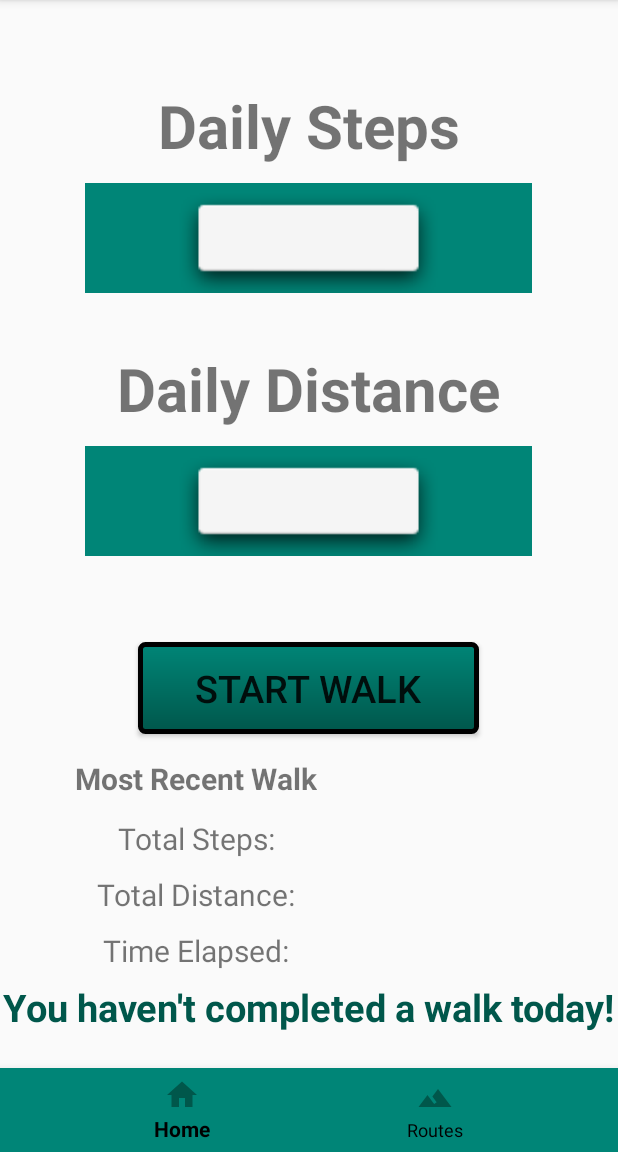
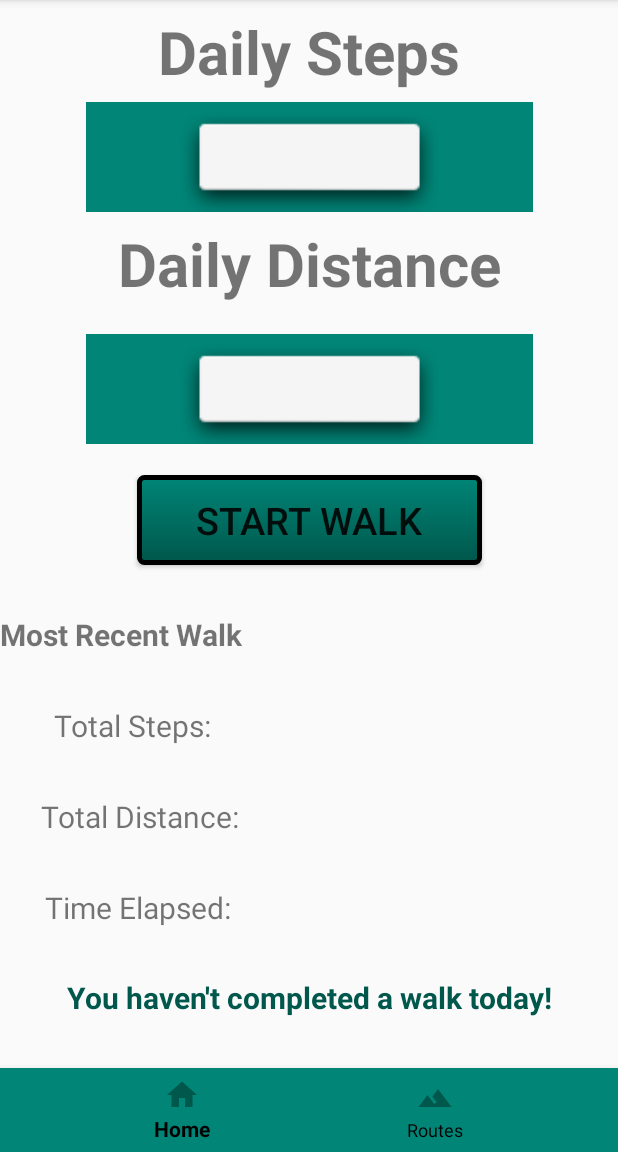
Before and after one commit to UCSD-CSE-110-2020/team-project-team24, an Android app: the HomeActivity screen opened directly, with no data from a screen before it, on a phone screen of 412 x 824 dp, the part 84-1236 px from its top. Run offline under Robolectric (Android 15) with nearby library versions, the phone set to English and light mode, and no system bars; 3 statements that could not run were skipped.

Commit message:
changed to constraint layout for homepage UI

```diff
--- a/app/src/main/res/layout/activity_home.xml
+++ b/app/src/main/res/layout/activity_home.xml
@@ -1,5 +1,5 @@
 <?xml version="1.0" encoding="utf-8"?>
-<androidx.coordinatorlayout.widget.CoordinatorLayout xmlns:android="http://schemas.android.com/apk/res/android"
+<androidx.constraintlayout.widget.ConstraintLayout xmlns:android="http://schemas.android.com/apk/res/android"
     xmlns:app="http://schemas.android.com/apk/res-auto"
     xmlns:tools="http://schemas.android.com/tools"
     android:layout_width="match_parent"
@@ -8,171 +8,190 @@
 
     <TextView
         android:id="@+id/dailySteps"
+        android:layout_height="wrap_content"
         android:layout_width="wrap_content"
-        android:layout_height="wrap_content"
-        android:layout_gravity="center"
-        android:layout_marginBottom="600dp"
         android:textStyle="bold"
         android:text="@string/dailySteps"
-        android:textSize="40sp" />
+        android:textSize="@dimen/home_title_size"
+        app:layout_constraintLeft_toLeftOf="parent"
+        app:layout_constraintRight_toRightOf="parent"
+        app:layout_constraintTop_toTopOf="parent"
+        app:layout_constraintBottom_toTopOf="@+id/dailyStepsBackground"/>
 
     <ImageView
         android:id="@+id/dailyStepsBackground"
-        android:layout_width="298dp"
-        android:layout_height="73dp"
-        android:layout_gravity="center"
+        android:layout_width="@dimen/txt_bkg_color_width"
+        android:layout_height="@dimen/txt_bkg_color_height"
         android:contentDescription="@string/dailyStepBackground"
-        android:layout_marginBottom="450dp"
         android:background="@color/colorPrimary"
-        app:srcCompat="@android:drawable/dialog_holo_light_frame" />
+        app:srcCompat="@android:drawable/dialog_holo_light_frame"
+        app:layout_constraintLeft_toLeftOf="parent"
+        app:layout_constraintRight_toRightOf="parent"
+        app:layout_constraintTop_toBottomOf="@+id/dailySteps"
+        app:layout_constraintBottom_toTopOf="@id/dailyDistance"/>
 
     <TextView
         android:id="@+id/dailyStepsText"
         android:layout_width="wrap_content"
         android:layout_height="wrap_content"
-        android:layout_gravity="center"
-        android:layout_marginBottom="450dp"
-        android:textSize="35sp"
-        android:text="" />
+        android:textSize="@dimen/home_txt_size"
+        android:text=""
+        app:layout_constraintLeft_toLeftOf="parent"
+        app:layout_constraintRight_toRightOf="parent"
+        app:layout_constraintTop_toBottomOf="@+id/dailySteps"
+        app:layout_constraintBottom_toTopOf="@id/dailyDistance"/>
 
 
     <TextView
         android:id="@+id/dailyDistance"
         android:layout_width="wrap_content"
         android:layout_height="wrap_content"
-        android:layout_gravity="center"
-        android:layout_marginBottom="250dp"
         android:textStyle="bold"
-        android:textSize="40sp"
-        android:text="@string/dailyDistance" />
+        android:textSize="@dimen/home_title_size"
+        android:text="@string/dailyDistance"
+        app:layout_constraintLeft_toLeftOf="parent"
+        app:layout_constraintRight_toRightOf="parent"
+        app:layout_constraintTop_toBottomOf="@+id/dailyStepsText"
+        app:layout_constraintBottom_toTopOf="@id/dailyDistanceBackground"/>
 
     <ImageView
         android:id="@+id/dailyDistanceBackground"
-        android:layout_width="298dp"
-        android:layout_height="73dp"
-        android:layout_gravity="center"
-        android:layout_marginBottom="100dp"
+        android:layout_width="@dimen/txt_bkg_color_width"
+        android:layout_height="@dimen/txt_bkg_color_height"
         android:background="@color/colorPrimary"
         android:contentDescription="@string/dailyDistanceBackground"
-        app:srcCompat="@android:drawable/dialog_holo_light_frame" />
+        app:srcCompat="@android:drawable/dialog_holo_light_frame"
+        app:layout_constraintLeft_toLeftOf="parent"
+        app:layout_constraintRight_toRightOf="parent"
+        app:layout_constraintTop_toBottomOf="@id/dailyDistance"
+        app:layout_constraintBottom_toTopOf="@id/startWalkButton"/>
 
     <TextView
         android:id="@+id/dailyDistanceText"
         android:layout_width="wrap_content"
         android:layout_height="wrap_content"
-        android:layout_gravity="center"
-        android:layout_marginBottom="100dp"
-        android:textSize="35sp"
-        android:text="" />
+        android:textSize="@dimen/home_txt_size"
+        android:text=""
+        app:layout_constraintLeft_toLeftOf="parent"
+        app:layout_constraintRight_toRightOf="parent"
+        app:layout_constraintTop_toBottomOf="@id/dailyDistance"
+        app:layout_constraintBottom_toTopOf="@id/startWalkButton"/>
 
     <Button
         android:id="@+id/startWalkButton"
-        android:layout_width="227dp"
-        android:layout_height="61dp"
-        android:layout_gravity="center"
-        android:layout_marginTop="150dp"
+        android:layout_width="@dimen/btn_start_walk_width"
+        android:layout_height="@dimen/btn_start_walk_height"
         android:background="@drawable/my_button_bg"
         android:text="@string/startWalk"
-        android:textSize="25sp" />
+        android:textSize="@dimen/start_walk_btn_txt_size"
+        app:layout_constraintLeft_toLeftOf="parent"
+        app:layout_constraintRight_toRightOf="parent"
+        app:layout_constraintTop_toBottomOf="@id/dailyDistanceText"
+        app:layout_constraintBottom_toTopOf="@id/mostRecentWalk"/>
 
     <TextView
         android:id="@+id/mostRecentWalk"
         android:layout_width="wrap_content"
         android:layout_height="wrap_content"
         android:text="@string/mostRecentWalk"
-        android:layout_gravity="center"
-        android:layout_marginTop="270dp"
-        android:layout_marginEnd="150dp"
-        android:textSize="20sp"
-        android:textStyle="bold" />
+        android:textSize="@dimen/recent_walk_info_text_size"
+        android:textStyle="bold"
+        app:layout_constraintLeft_toLeftOf="parent"
+        app:layout_constraintTop_toBottomOf="@id/startWalkButton"
+        app:layout_constraintBottom_toTopOf="@id/totalSteps"/>
 
     <TextView
         android:id="@+id/totalSteps"
         android:layout_width="wrap_content"
         android:layout_height="wrap_content"
         android:text="@string/totalSteps"
-        android:layout_gravity="center"
-        android:layout_marginTop="350dp"
-        android:layout_marginEnd="150dp"
-        android:textSize="20sp"/>
+        android:textSize="@dimen/recent_walk_info_text_size"
+        app:layout_constraintHorizontal_bias="@dimen/recent_walk_info_left_bias"
+        app:layout_constraintLeft_toLeftOf="parent"
+        app:layout_constraintRight_toLeftOf="@id/totalStepsCounter"
+        app:layout_constraintTop_toBottomOf="@id/mostRecentWalk"
+        app:layout_constraintBottom_toTopOf="@id/totalDistance"/>
 
     <TextView
         android:id="@+id/totalStepsCounter"
         android:layout_width="wrap_content"
         android:layout_height="wrap_content"
         android:text=""
-        android:layout_gravity="center"
-        android:layout_marginTop="350dp"
-        android:layout_marginStart="100dp"
-        android:textSize="20sp" />
+        android:textSize="@dimen/recent_walk_info_text_size"
+        app:layout_constraintLeft_toLeftOf="@id/totalSteps"
+        app:layout_constraintRight_toRightOf="parent"
+        app:layout_constraintTop_toBottomOf="@id/mostRecentWalk"
+        app:layout_constraintBottom_toTopOf="@id/totalDistanceCounter"/>
+
 
     <TextView
         android:id="@+id/totalDistance"
         android:layout_width="wrap_content"
         android:layout_height="wrap_content"
         android:text="@string/totalDistance"
-        android:layout_gravity="center"
-        android:layout_marginTop="425dp"
-        android:layout_marginEnd="150dp"
-        android:textSize="20sp"/>
+        android:textSize="@dimen/recent_walk_info_text_size"
+        app:layout_constraintHorizontal_bias="@dimen/recent_walk_info_left_bias"
+        app:layout_constraintLeft_toLeftOf="parent"
+        app:layout_constraintRight_toLeftOf="@id/totalDistanceCounter"
+        app:layout_constraintTop_toBottomOf="@id/totalSteps"
+        app:layout_constraintBottom_toTopOf="@id/timeElapsed"/>
 
     <TextView
         android:id="@+id/totalDistanceCounter"
         android:layout_width="wrap_content"
         android:layout_height="wrap_content"
         android:text=""
-        android:layout_gravity="center"
-        android:layout_marginTop="425dp"
-        android:layout_marginStart="100dp"
-        android:textSize="20sp" />
+        android:textSize="@dimen/recent_walk_info_text_size"
+        app:layout_constraintLeft_toLeftOf="@id/totalStepsCounter"
+        app:layout_constraintTop_toBottomOf="@id/totalSteps"
+        app:layout_constraintBottom_toTopOf="@id/timeElapsed"/>
+
     <TextView
         android:id="@+id/timeElapsed"
         android:layout_width="wrap_content"
         android:layout_height="wrap_content"
         android:text="@string/timeElapsed"
-        android:layout_gravity="center"
-        android:layout_marginTop="500dp"
-        android:layout_marginEnd="150dp"
-        android:textSize="20sp"/>
+        android:textSize="@dimen/recent_walk_info_text_size"
+        app:layout_constraintHorizontal_bias="@dimen/recent_walk_info_left_bias"
+        app:layout_constraintLeft_toLeftOf="parent"
+        app:layout_constraintRight_toLeftOf="@id/timeElapsedCounter"
+        app:layout_constraintTop_toBottomOf="@id/totalDistance"
+        app:layout_constraintBottom_toTopOf="@id/noWalkToday"/>
 
     <TextView
         android:id="@+id/timeElapsedCounter"
         android:layout_width="wrap_content"
         android:layout_height="wrap_content"
         android:text=""
-        android:layout_gravity="center"
-        android:layout_marginTop="500dp"
-        android:layout_marginStart="100dp"
-        android:textSize="20sp" />
+        android:textSize="@dimen/recent_walk_info_text_size"
+        app:layout_constraintLeft_toLeftOf="@id/totalStepsCounter"
+        app:layout_constraintTop_toBottomOf="@id/totalDistance"
+        app:layout_constraintBottom_toTopOf="@id/noWalkToday"/>
 
     <TextView
         android:id="@+id/noWalkToday"
         android:layout_width="wrap_content"
         android:layout_height="wrap_content"
         android:text="@string/noWalkToday"
-        android:layout_gravity="center"
-        android:layout_marginTop="575dp"
-        android:textSize="25sp"
+        android:textSize="@dimen/recent_walk_info_text_size"
         android:textStyle="bold"
-        android:textColor="@color/colorPrimaryDark"/>
-
-
-    <com.google.android.material.appbar.AppBarLayout
-        android:layout_width="match_parent"
-        android:layout_height="wrap_content"
-        android:theme="@style/AppTheme.AppBarOverlay">
-
-    </com.google.android.material.appbar.AppBarLayout>
+        android:textColor="@color/colorPrimaryDark"
+        app:layout_constraintLeft_toLeftOf="parent"
+        app:layout_constraintRight_toRightOf="parent"
+        app:layout_constraintTop_toBottomOf="@id/timeElapsed"
+        app:layout_constraintBottom_toTopOf="@id/bottom_navigation"/>
 
     <com.google.android.material.bottomnavigation.BottomNavigationView
         android:id="@+id/bottom_navigation"
         android:layout_width="match_parent"
         android:layout_height="wrap_content"
-        android:layout_gravity="bottom"
         android:background="@color/colorPrimary"
         app:itemIconTint="@color/colorPrimaryDark"
         app:itemTextColor="#000000"
-        app:menu="@menu/bottom_nav_menu" />
+        app:menu="@menu/bottom_nav_menu"
+        app:layout_constraintLeft_toLeftOf="parent"
+        app:layout_constraintRight_toLeftOf="parent"
+        app:layout_constraintBottom_toBottomOf="parent"/>
 
 
-</androidx.coordinatorlayout.widget.CoordinatorLayout>
+</androidx.constraintlayout.widget.ConstraintLayout>
--- a/app/src/main/res/values/dimens.xml
+++ b/app/src/main/res/values/dimens.xml
@@ -2,4 +2,13 @@
 <resources>
     <dimen name="prompt_left_margin">8dp</dimen>
     <dimen name="prompt_top_margin">175dp</dimen>
+    <dimen name="txt_bkg_color_width">298dp</dimen>
+    <dimen name="txt_bkg_color_height">73dp</dimen>
+    <dimen name="home_title_size">40sp</dimen>
+    <dimen name="home_txt_size">35sp</dimen>
+    <dimen name="btn_start_walk_width">230dp</dimen>
+    <dimen name="btn_start_walk_height">60dp</dimen>
+    <dimen name="start_walk_btn_txt_size">25sp</dimen>
+    <dimen name="recent_walk_info_text_size">20sp</dimen>
+    <dimen name="recent_walk_info_left_bias">0.3</dimen>
 </resources>
```
